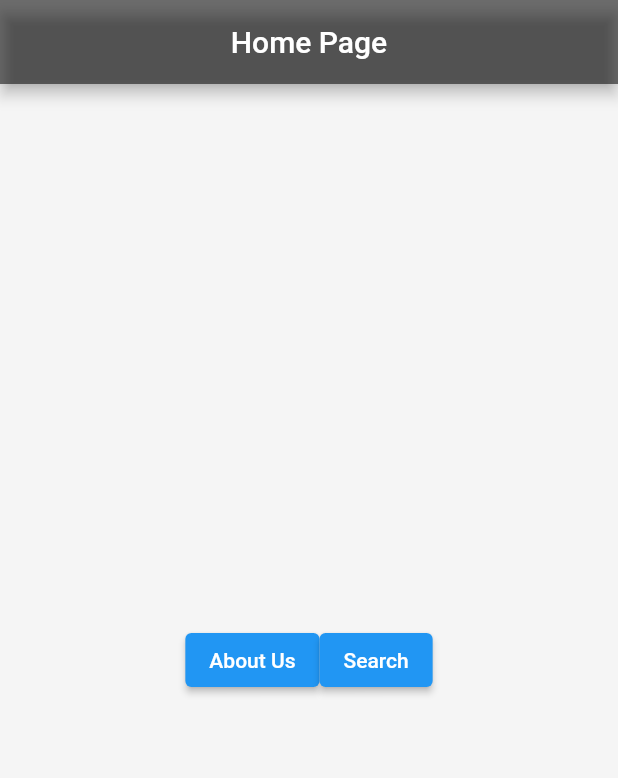
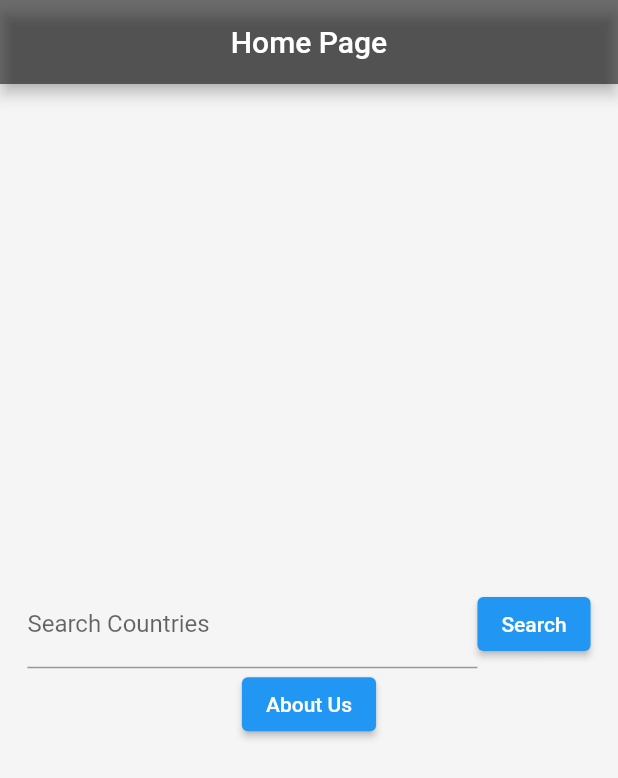
Before and after one commit to florian-chicot/LP_Projet-Flutter, a Flutter app: the screen it shows after launch, on a phone screen of 412 x 824 dp. Shown: the top 778 px of the screen. Run offline on Flutter 3.47's test engine with Material 2 defaults, Android fonts, the phone set to English and light mode, and no system bars; our stand-ins replace flutter_svg.

Commit message:
add input search

```diff
--- a/lib/UI/home.dart
+++ b/lib/UI/home.dart
@@ -20,10 +20,32 @@ class _AppState extends State<App> {
       ),
       backgroundColor: Colors.grey.shade100,
       body: Center(
-        child: Row(
+        child: Column(
           mainAxisAlignment: MainAxisAlignment.center,
-          crossAxisAlignment: CrossAxisAlignment.center,
           children: <Widget>[
+            Row(
+              mainAxisAlignment: MainAxisAlignment.center,
+              children: <Widget>[
+                SizedBox(
+                  width: 300,
+                  child: TextFormField(
+                    decoration: const InputDecoration(
+                      border: UnderlineInputBorder(),
+                      labelText: 'Search Countries',
+                    ),
+                  ),
+                ),
+                ElevatedButton(
+                  child: const Text('Search'),
+                  onPressed: () {
+                    Navigator.push(
+                      context,
+                      MaterialPageRoute(builder: (context) => const Search()),
+                    );
+                  },
+                ),
+              ],
+            ),
             ElevatedButton(
               child: const Text('About Us'),
               onPressed: () {
@@ -33,15 +55,6 @@ class _AppState extends State<App> {
                 );
               },
             ),
-            ElevatedButton(
-              child: const Text('Search'),
-              onPressed: () {
-                Navigator.push(
-                  context,
-                  MaterialPageRoute(builder: (context) => const Search()),
-                );
-              },
-            ),
           ],
         ),
       ),
```
